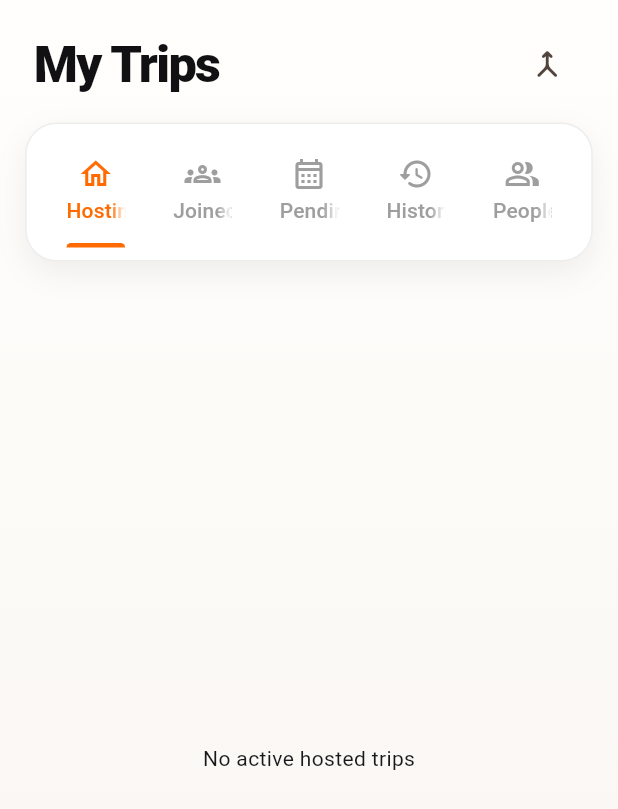
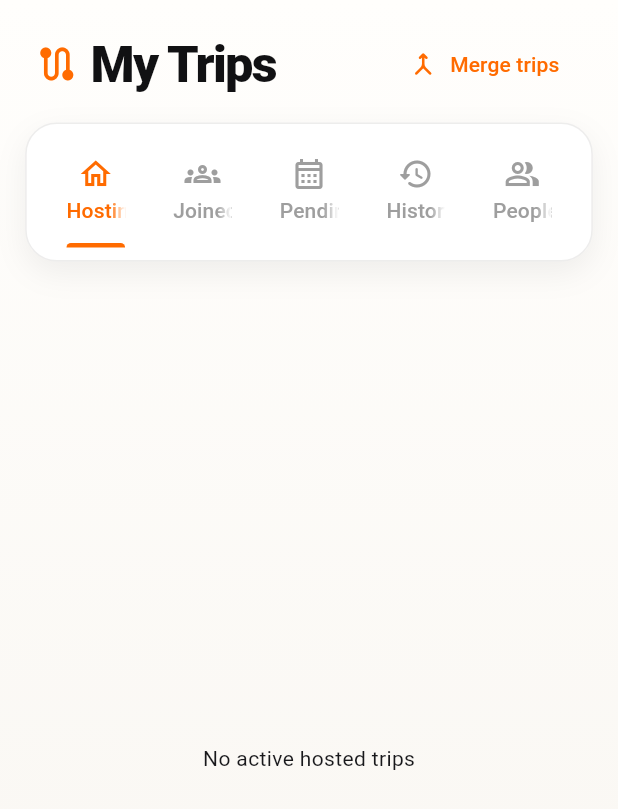
Before and after one commit to Mokshith-0603/WeGoVroom, a Flutter app: the MyTripsScreen screen opened directly, on a phone screen of 412 x 824 dp. Shown: the top 809 px of the screen. Run offline on Flutter 3.47's test engine with Material 3 defaults, Android fonts, the phone set to English and light mode, and no system bars; our stand-ins replace app_links, cloud_firestore, firebase_auth, firebase_core, firebase_messaging, flutter_local_notifications and 3 more; accounts and stored records are empty.

Commit message:
Done uI changes

```diff
--- a/lib/features/trips/screens/my_trips_screen.dart
+++ b/lib/features/trips/screens/my_trips_screen.dart
@@ -17,10 +17,23 @@ class MyTripsScreen extends StatelessWidget {
 
   @override
   Widget build(BuildContext context) {
-    final uid = FirebaseAuth.instance.currentUser!.uid;
+    final user = FirebaseAuth.instance.currentUser;
     final theme = Theme.of(context);
     final r = context.rs;
     final isDark = theme.brightness == Brightness.dark;
+
+    if (user == null) {
+      return Scaffold(
+        body: Center(
+          child: Text(
+            "Please sign in to view your trips.",
+            style: theme.textTheme.titleMedium,
+          ),
+        ),
+      );
+    }
+
+    final uid = user.uid;
 
     return DefaultTabController(
       length: 5,
@@ -44,6 +57,12 @@ class MyTripsScreen extends StatelessWidget {
                   padding: EdgeInsets.fromLTRB(r(22), r(18), r(22), r(14)),
                   child: Row(
                     children: [
+                      Icon(
+                        Icons.route_rounded,
+                        color: AppTheme.brandOrange,
+                        size: r(28),
+                      ),
+                      SizedBox(width: r(8)),
                       Expanded(
                         child: Text(
                           "My Trips",
@@ -69,9 +88,9 @@ class MyTripsScreen extends StatelessWidget {
                           return Badge(
                             isLabelVisible: pending > 0,
                             label: Text("$pending"),
-                            child: IconButton(
-                              tooltip: "Trip merge requests",
-                              icon: const Icon(Icons.merge_rounded),
+                            child: TextButton.icon(
+                              icon: Icon(Icons.merge_rounded, size: r(19)),
+                              label: const Text("Merge trips"),
                               onPressed: () => Navigator.push(
                                 context,
                                 MaterialPageRoute(
--- a/lib/main.dart
+++ b/lib/main.dart
@@ -1,6 +1,7 @@
 import 'package:flutter/material.dart';
 import 'package:firebase_core/firebase_core.dart';
 import 'package:provider/provider.dart';
+import 'package:shared_preferences/shared_preferences.dart';
 
 import 'firebase_options.dart';
 import 'features/splash/screens/startup_splash_screen.dart';
@@ -18,12 +19,16 @@ void main() async {
 
   await PushNotificationService.instance.initialize();
 
+  final preferences = await SharedPreferences.getInstance();
+
   runApp(
     MultiProvider(
       providers: [
         ChangeNotifierProvider(create: (_) => AuthProvider()),
         ChangeNotifierProvider(create: (_) => UserProfileProvider()),
-        ChangeNotifierProvider(create: (_) => ThemeModeProvider()),
+        ChangeNotifierProvider(
+          create: (_) => ThemeModeProvider(preferences),
+        ),
       ],
       child: const WeGoVroomApp(),
     ),
--- a/lib/providers/theme_mode_provider.dart
+++ b/lib/providers/theme_mode_provider.dart
@@ -1,7 +1,18 @@
+import 'dart:async';
+
 import 'package:flutter/material.dart';
+import 'package:shared_preferences/shared_preferences.dart';
 
 class ThemeModeProvider extends ChangeNotifier {
-  ThemeMode _themeMode = ThemeMode.light;
+  ThemeModeProvider(this._preferences)
+    : _themeMode = _preferences.getBool(_darkModeKey) == true
+          ? ThemeMode.dark
+          : ThemeMode.light;
+
+  static const _darkModeKey = 'dark_mode_enabled';
+
+  final SharedPreferences _preferences;
+  ThemeMode _themeMode;
 
   ThemeMode get themeMode => _themeMode;
 
@@ -12,5 +23,6 @@ class ThemeModeProvider extends ChangeNotifier {
     if (_themeMode == nextMode) return;
     _themeMode = nextMode;
     notifyListeners();
+    unawaited(_preferences.setBool(_darkModeKey, enabled));
   }
 }
--- a/pubspec.yaml
+++ b/pubspec.yaml
@@ -42,6 +42,7 @@ dependencies:
   flutter_local_notifications: ^18.0.1
 
   provider: ^6.1.2
+  shared_preferences: ^2.5.3
   intl: ^0.19.0
   uuid: ^4.5.1
   url_launcher: ^6.1.7
```
Also changed, not shown: pubspec.lock, 1 other file.
